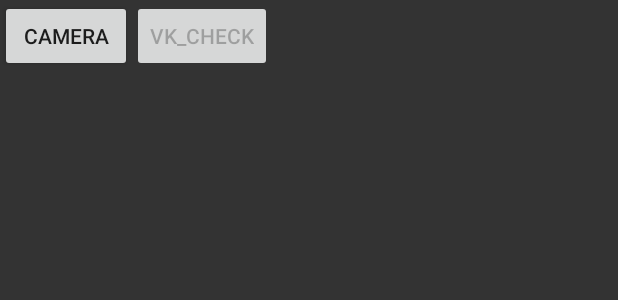
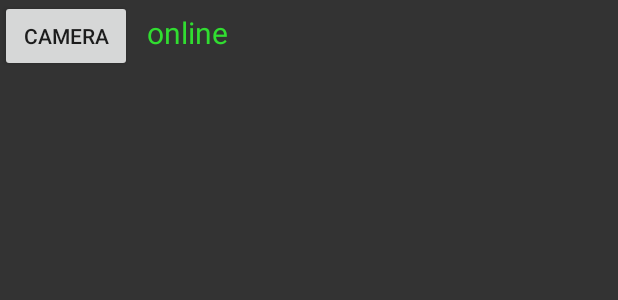
Before and after one commit to KorolevAndrey/SDI_camera, an Android app: the layout activity_discplay_galary.xml on its own in the app's theme, with its tools: preview values and no code run, on a phone screen of 412 x 824 dp. Shown: the top 300 px of the screen. Run offline under Robolectric (Android 15) with nearby library versions, the phone set to English and light mode, and no system bars.

Commit message:
internet connection checker was added

```diff
--- a/app/src/main/AndroidManifest.xml
+++ b/app/src/main/AndroidManifest.xml
@@ -6,6 +6,7 @@
     <uses-permission android:name="android.permission.WRITE_EXTERNAL_STORAGE" />
     <uses-permission android:name="android.permission.WAKE_LOCK" />
     <uses-permission android:name="android.permission.INTERNET" />
+    <uses-permission android:name="android.permission.ACCESS_NETWORK_STATE" />
 
     <uses-feature android:name="android.hardware.camera" android:required="false"/>
     <uses-feature android:name="android.hardware.camera.autofocus" android:required="false"/>
--- a/app/src/main/java/com/camera/sdi/sdi_camera/VKManager.java
+++ b/app/src/main/java/com/camera/sdi/sdi_camera/VKManager.java
@@ -41,6 +41,7 @@ public class VKManager {
         * загрузка фото на стену. 0 если не на страницу группы
         * */
         //long uid = 0;//Long.parseLong();
+        Log.d("VK", "try to share photo");
         user_id = SharedStaticAppData.restore_VKUserId();
         if (user_id == -1) return false;
 
--- a/app/src/main/res/layout/activity_discplay_galary.xml
+++ b/app/src/main/res/layout/activity_discplay_galary.xml
@@ -16,12 +16,14 @@
             android:layout_width="wrap_content"
             android:layout_height="wrap_content"
             android:text="camera"/>
-        <Button
+        <TextView
             android:layout_width="wrap_content"
             android:layout_height="wrap_content"
-            android:text = "VK_check"
-            android:id="@+id/id_btn_vk_auth"
-            android:enabled="false"/>
+            android:id="@+id/id_tv_online_status"
+            android:textSize="20dp"
+            android:text="@string/internet_status_online"
+            android:textColor="@color/color_status_online"
+            android:paddingLeft="10dp"/>
     </LinearLayout>
 
     <ScrollView
--- a/app/src/main/res/values/strings.xml
+++ b/app/src/main/res/values/strings.xml
@@ -6,7 +6,11 @@
     <string name="action_settings">Settings</string>
     <string name="shared_preferences_tag">MySharedPrefTag</string>
     <string name="sp_long_vk_user_id">VK_USER_ID</string>
+    <string name="internet_status_online">online</string>
+    <string name="internet_status_offline">offline</string>
 
+    <color name="color_status_offline">#dd3131</color>
+    <color name="color_status_online">#31dd31</color>
     <color name="main_screen_background">#333333</color>
     <color name="gallery_table_row_background">#999999</color>
 </resources>
```
Also changed, not shown: app/src/main/java/com/camera/sdi/sdi_camera/GalleryScreen.java (+89 -8 lines), app/src/main/java/com/camera/sdi/sdi_camera/SharedStaticAppData.java (+14 -0 lines), app/src/main/java/com/camera/sdi/sdi_camera/VkShareDialogBox.java (+15 -7 lines).
